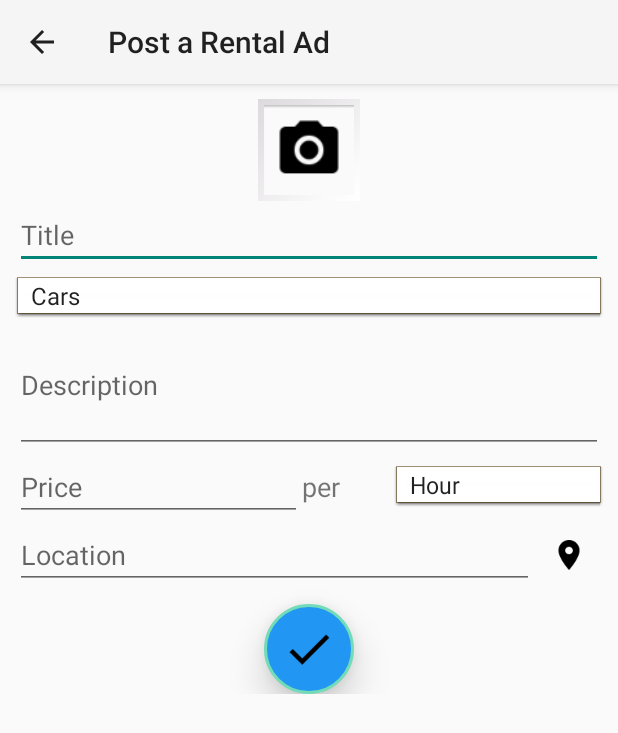
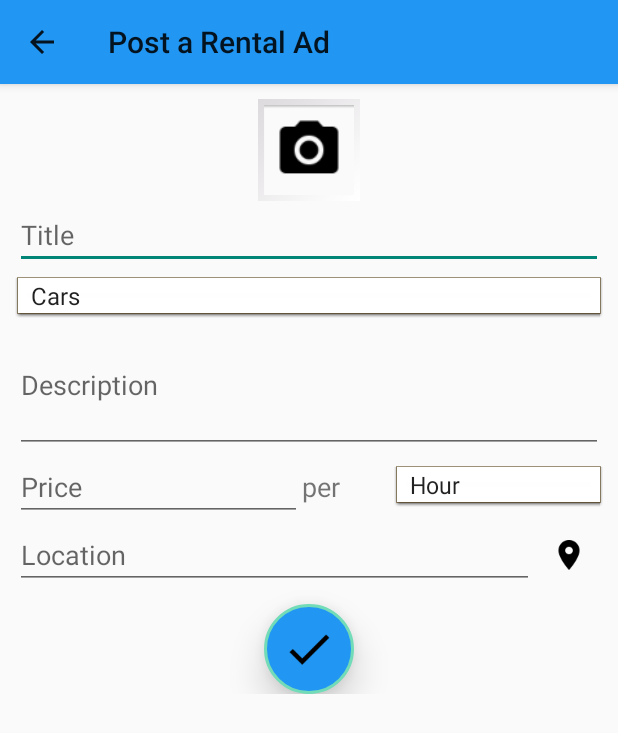
Before and after one commit to sainathgk/SecondApp, an Android app: the PostMainActivity screen opened directly, with no data from a screen before it, on a phone screen of 412 x 824 dp. Shown: the top 733 px of the screen. Run offline under Robolectric (Android 15) with nearby library versions, the phone set to English and light mode, and no system bars.

Commit message:
Action bar color changes.

```diff
--- a/src/main/res/values/styles.xml
+++ b/src/main/res/values/styles.xml
@@ -19,9 +19,10 @@
 
     <style name="UITheme" parent="Theme.AppCompat.Light">
         <item name="android:actionBarStyle">@style/ActionBarWidgetTheme</item>
+        <item name="actionBarStyle">@style/ActionBarWidgetTheme</item>
     </style>
 
-    <style name="ActionBarWidgetTheme" parent="Widget.AppCompat.ActionBar">
+    <style name="ActionBarWidgetTheme" parent="Widget.AppCompat.Light.ActionBar.Solid.Inverse">
         <item name="android:background">@color/PrimaryColor</item>
         <item name="background">@color/PrimaryColor</item>
         <item name="android:elevation">4dp</item>
```
